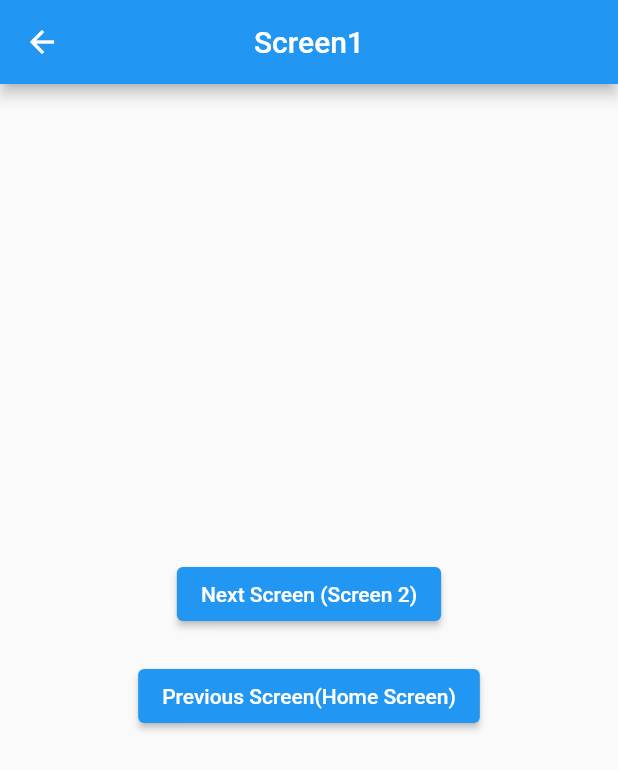
After one commit to virajjagtap2003/Flutter_Basics, a Flutter app: the HomeScreen screen opened directly, after a tap on "Screen 1", on a phone screen of 412 x 824 dp. The commit adds this screen. Shown: the top 770 px of the screen. Run offline on Flutter 3.47's test engine with Material 2 defaults, Android fonts, the light colour scheme and no system bars; our stand-ins replace google_fonts; network calls fail; key blocks and very long unbroken strings in the code were emptied for the run.

Commit message:
Navigator

```diff
--- a/flutter_container_design/lib/main.dart
+++ b/flutter_container_design/lib/main.dart
@@ -33,9 +33,8 @@ class MainApp extends StatelessWidget {
                   ),
                 ]
               ),
-              child: Image.network("https://encrypted-tbn0.gstatic.com/images?q=tbn:ANd9GcTKy-4J0tcT5Zmt9gjr3QcBOWys0S1gvo0bj7TXLXAcwj7NRG16hiLCBcll3vHGb3UEuKU&usqp=CAU",
-              width: 100,
-              ),
+              child: Image.network("https://encrypted-tbn0.gstatic.com/images?q=tbn:ANd9GcTKy-4J0tcT5Zmt9gjr3QcBOWys0S1gvo0bj7TXLXAcwj7NRG16hiLCBcll3vHGb3UEuKU&usqp=CAU"),
+
 
               ),
           ),
--- /dev/null
+++ b/navigator_demo/analysis_options.yaml
@@ -0,0 +1 @@
+include: package:flutter_lints/flutter.yaml
--- /dev/null
+++ b/navigator_demo/lib/Screens/Screen1.dart
@@ -0,0 +1,50 @@
+import 'package:flutter/material.dart';
+import 'package:navigator_demo/Screens/Screen2.dart';
+
+class Screen1 extends StatelessWidget{
+  const Screen1({super.key});
+
+  @override
+  Widget build(BuildContext context){
+    return Scaffold(
+      appBar: AppBar(
+        title: const Text("Screen1"),
+        centerTitle: true,
+        backgroundColor: Colors.blue,
+      ),
+
+      body: Center(
+        child:Column(
+          mainAxisAlignment: MainAxisAlignment.center,
+          children: [
+            ElevatedButton(
+              onPressed:(){
+                Navigator.of(context).push(
+                  MaterialPageRoute(
+                    builder: (context){
+                      return const Screen2();
+                    },
+                    ),
+                );
+              } ,
+              child: const Text("Next Screen (Screen 2)")),
+              const SizedBox(
+                height: 20,
+              ),
+               ElevatedButton(
+                onPressed:(){
+                  Navigator.pop(context);
+               },
+
+
+              child: const Text("Previous Screen(Home Screen)")),
+              const SizedBox(
+                height: 20,
+              ),
+
+          ],
+        )
+        ),
+    );
+  }
+}
--- /dev/null
+++ b/navigator_demo/lib/Screens/main.dart
@@ -0,0 +1,79 @@
+import 'package:flutter/material.dart';
+
+import 'package:navigator_demo/Screens/Screen1.dart';
+import 'package:navigator_demo/Screens/Screen2.dart';
+import 'package:navigator_demo/Screens/Screen3.dart';
+void main(){
+  runApp(const MyApp());
+}
+class MyApp extends StatelessWidget{
+  const MyApp({super.key});
+
+  @override
+  Widget build(BuildContext context){
+    return const MaterialApp(
+      debugShowCheckedModeBanner: false,
+      home: HomeScreen(),
+    );
+  }
+}
+class HomeScreen extends StatelessWidget{
+  const HomeScreen({super.key});
+
+  @override
+  Widget build(BuildContext context){
+    return Scaffold(
+      appBar: AppBar(
+        title: const Text("Navigator Demo"),
+        centerTitle: true,
+        backgroundColor: Colors.blue,
+      ),
+      body: Center(
+        child:Column(
+          mainAxisAlignment: MainAxisAlignment.center,
+          children: [
+            ElevatedButton(
+              onPressed:(){
+                Navigator.push(
+                  context,
+                   MaterialPageRoute(
+                    builder: (context){
+                      return const Screen1();
+                    }));
+              } ,
+              child: const Text("Screen 1")),
+              const SizedBox(
+                height: 20,
+              ),
+               ElevatedButton(
+              onPressed:(){
+                Navigator.push(
+                  context,
+                   MaterialPageRoute(
+                    builder: (context){
+                      return const Screen2();
+                    }));
+              } ,
+              child: const Text("Screen 2")),
+              const SizedBox(
+                height: 20,
+              ),
+               ElevatedButton(
+              onPressed:(){
+                Navigator.push(
+                  context,
+                   MaterialPageRoute(
+                    builder: (context){
+                      return const Screen3();
+                    }));
+              } ,
+              child: const Text("Screen 3")),
+              const SizedBox(
+                height: 20,
+              )
+          ],
+        )
+        ),
+    );
+  }
+}
--- /dev/null
+++ b/to_do_app/analysis_options.yaml
@@ -0,0 +1 @@
+include: package:flutter_lints/flutter.yaml
```
Also changed, not shown: navigator_demo/lib/Screens/Screen2.dart (added, +50 -0 lines), navigator_demo/lib/Screens/Screen3.dart (added, +39 -0 lines), navigator_demo/pubspec.yaml (added, +19 -0 lines), to_do_app/lib/main.dart (added, +297 -0 lines), to_do_app/pubspec.yaml (added, +21 -0 lines), navigator_demo/pubspec.lock (added), to_do_app/pubspec.lock (added), 246 other files.
